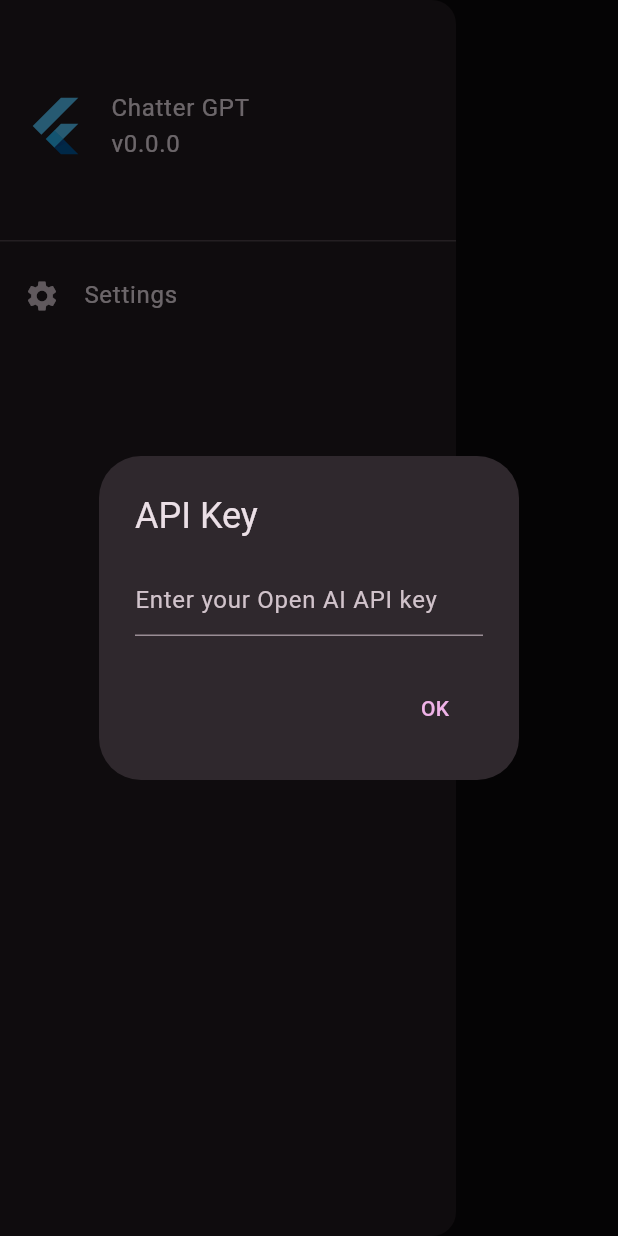
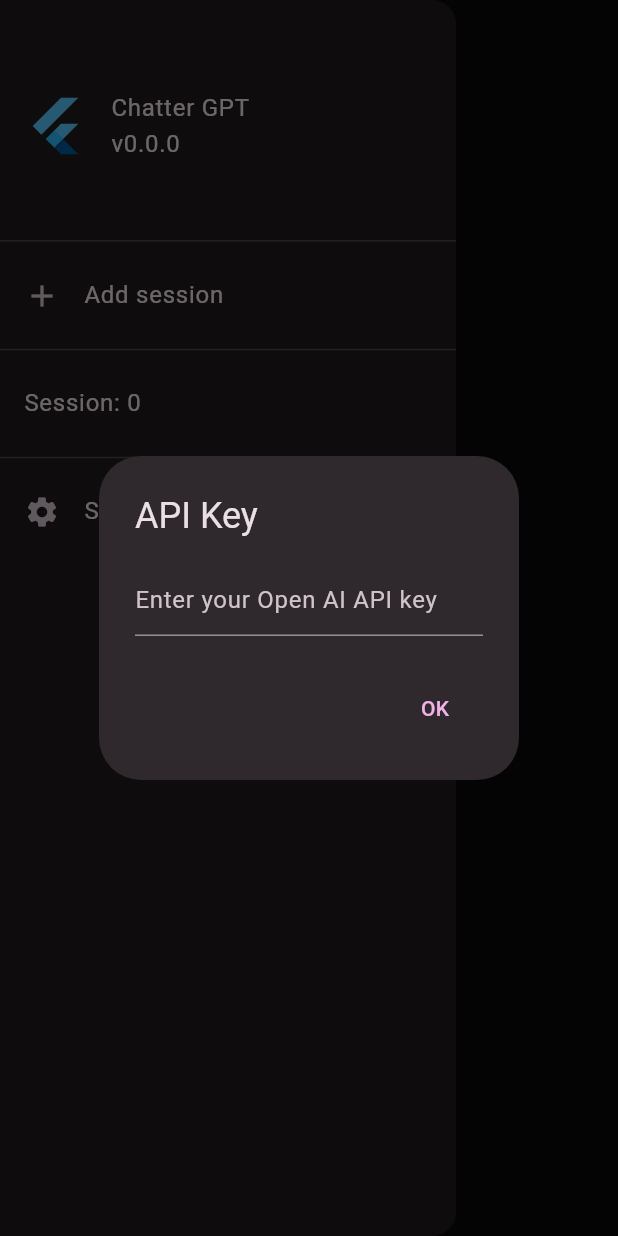
Before and after one commit to riku1227/chatter-gpt, a Flutter app: the screen it shows after launch, with the side drawer open, on a phone screen of 412 x 824 dp. Run offline on Flutter 3.47's test engine with Material 2 defaults, Android fonts, the phone set to English and light mode, and no system bars; our stand-ins replace flutter_riverpod, freezed_annotation, shared_preferences; missing offline and left inert: cryptography, dart_openai, markdown_widget.

Commit message:
feat: support multiple chat sessions

```diff
--- a/lib/components/drawer_list.dart
+++ b/lib/components/drawer_list.dart
@@ -1,5 +1,8 @@
 import 'package:chatter_gpt/l10n/l10n.dart';
+import 'package:chatter_gpt/model/chat_memory_model.dart';
+import 'package:chatter_gpt/page/main_page.dart';
 import 'package:chatter_gpt/page/settings_page.dart';
+import 'package:chatter_gpt/provider/chat_memory_list_provider.dart';
 import 'package:flutter/material.dart';
 import 'package:flutter_riverpod/flutter_riverpod.dart';
 
@@ -13,6 +16,9 @@
   @override
   Widget build(BuildContext context, WidgetRef ref) {
     final l10n = L10n.of(context)!;
+    final chatMemoryListNotifier =
+        ref.watch(chatMemoryListNotiferProvider.notifier);
+    final chatMemoryListProvider = ref.watch(chatMemoryListNotiferProvider);
 
     return ListView(
       children: [
@@ -38,7 +44,62 @@
                   ],
                 ),
               )
-            : const Divider(),
+            : const SizedBox(),
+
+        ListTile(
+          leading: const Icon(Icons.add),
+          title: Text(l10n.drawer_tile_add_chat_session),
+          onTap: () {
+            chatMemoryListNotifier.addChatMemory(ChatMemoryModelNotifer());
+          },
+        ),
+
+        const Divider(),
+
+        ListView.builder(
+          shrinkWrap: true,
+          itemCount: chatMemoryListProvider.length,
+          itemBuilder: (context, index) {
+            return ListTile(
+              title: Text("Session: $index"),
+              onTap: () {
+                ref.read(currentMemoryIndexProvider.notifier).state = index;
+              },
+              onLongPress: () {
+                showDialog(
+                    context: context,
+                    builder: (context) {
+                      return AlertDialog(
+                        title: Text(l10n.dialog_delete_chat_session_title),
+                        content: Text(l10n.dialog_delete_chat_session_message(
+                            "Session: $index")),
+                        actions: [
+                          TextButton(
+                            child: Text(l10n.message_cancel),
+                            onPressed: () {
+                              Navigator.pop(context);
+                            },
+                          ),
+                          TextButton(
+                            child: Text(l10n.dialog_delete_chat_session_ok),
+                            onPressed: () {
+                              chatMemoryListNotifier
+                                  .removeChatMemoryAtIndex(index);
+                              ref
+                                  .read(currentMemoryIndexProvider.notifier)
+                                  .state = 0;
+                              Navigator.pop(context);
+                            },
+                          ),
+                        ],
+                      );
+                    });
+              },
+            );
+          },
+        ),
+
+        const Divider(),
 
         /// 設定ページ
         ListTile(
--- a/lib/l10n/app_en.arb
+++ b/lib/l10n/app_en.arb
@@ -6,10 +6,15 @@
     "settings_title": "Settings",
     "settings_change_api_key": "Change API key",
     "drawer_tile_settings": "Settings",
+    "drawer_tile_add_chat_session": "Add session",
     "dialog_api_key_title": "API Key",
     "dialog_api_key_textfield": "Enter your Open AI API key",
     "dialog_api_key_textfield_error": "The entered value is not an API key",
+    "dialog_delete_chat_session_title": "Delete session",
+    "dialog_delete_chat_session_message": "Do you want to delete {session}?",
+    "dialog_delete_chat_session_ok": "Delete",
     "main_chat_send": "Send chat",
     "error_message": "An error has occurred",
-    "loading_message": "Loading..."
+    "loading_message": "Loading...",
+    "message_cancel": "キャンセル"
 }
--- a/lib/l10n/app_ja.arb
+++ b/lib/l10n/app_ja.arb
@@ -6,9 +6,14 @@
     "settings_title": "設定",
     "settings_change_api_key": "APIキーを変更する",
     "drawer_tile_settings": "設定",
+    "drawer_tile_add_chat_session": "セッションを追加",
     "dialog_api_key_title": "APIキー",
     "dialog_api_key_textfield": "Open AIのAPIキーを入力してください",
     "dialog_api_key_textfield_error": "入力された値はAPIキーではありません",
+    "dialog_delete_chat_session_title": "セッションを削除",
+    "dialog_delete_chat_session_message": "{session} を削除しますか？",
+    "dialog_delete_chat_session_ok": "削除する",
     "error_message": "エラーが発生しました",
-    "loading_message": "読み込み中..."
+    "loading_message": "読み込み中...",
+    "message_cancel": "キャンセル"
 }
--- a/lib/l10n/l10n.dart
+++ b/lib/l10n/l10n.dart
@@ -123,6 +123,12 @@
   /// **'Settings'**
   String get drawer_tile_settings;
 
+  /// No description provided for @drawer_tile_add_chat_session.
+  ///
+  /// In en, this message translates to:
+  /// **'Add session'**
+  String get drawer_tile_add_chat_session;
+
   /// No description provided for @dialog_api_key_title.
   ///
   /// In en, this message translates to:
@@ -141,6 +147,24 @@
   /// **'The entered value is not an API key'**
   String get dialog_api_key_textfield_error;
 
+  /// No description provided for @dialog_delete_chat_session_title.
+  ///
+  /// In en, this message translates to:
+  /// **'Delete session'**
+  String get dialog_delete_chat_session_title;
+
+  /// No description provided for @dialog_delete_chat_session_message.
+  ///
+  /// In en, this message translates to:
+  /// **'Do you want to delete {session}?'**
+  String dialog_delete_chat_session_message(Object session);
+
+  /// No description provided for @dialog_delete_chat_session_ok.
+  ///
+  /// In en, this message translates to:
+  /// **'Delete'**
+  String get dialog_delete_chat_session_ok;
+
   /// No description provided for @main_chat_send.
   ///
   /// In en, this message translates to:
@@ -158,6 +182,12 @@
   /// In en, this message translates to:
   /// **'Loading...'**
   String get loading_message;
+
+  /// No description provided for @message_cancel.
+  ///
+  /// In en, this message translates to:
+  /// **'キャンセル'**
+  String get message_cancel;
 }
 
 class _L10nDelegate extends LocalizationsDelegate<L10n> {
--- a/lib/l10n/l10n_en.dart
+++ b/lib/l10n/l10n_en.dart
@@ -20,6 +20,9 @@
   String get drawer_tile_settings => 'Settings';
 
   @override
+  String get drawer_tile_add_chat_session => 'Add session';
+
+  @override
   String get dialog_api_key_title => 'API Key';
 
   @override
@@ -29,6 +32,17 @@
   String get dialog_api_key_textfield_error => 'The entered value is not an API key';
 
   @override
+  String get dialog_delete_chat_session_title => 'Delete session';
+
+  @override
+  String dialog_delete_chat_session_message(Object session) {
+    return 'Do you want to delete $session?';
+  }
+
+  @override
+  String get dialog_delete_chat_session_ok => 'Delete';
+
+  @override
   String get main_chat_send => 'Send chat';
 
   @override
@@ -36,4 +50,7 @@
 
   @override
   String get loading_message => 'Loading...';
+
+  @override
+  String get message_cancel => 'キャンセル';
 }
--- a/lib/l10n/l10n_ja.dart
+++ b/lib/l10n/l10n_ja.dart
@@ -20,6 +20,9 @@
   String get drawer_tile_settings => '設定';
 
   @override
+  String get drawer_tile_add_chat_session => 'セッションを追加';
+
+  @override
   String get dialog_api_key_title => 'APIキー';
 
   @override
@@ -29,6 +32,17 @@
   String get dialog_api_key_textfield_error => '入力された値はAPIキーではありません';
 
   @override
+  String get dialog_delete_chat_session_title => 'セッションを削除';
+
+  @override
+  String dialog_delete_chat_session_message(Object session) {
+    return '$session を削除しますか？';
+  }
+
+  @override
+  String get dialog_delete_chat_session_ok => '削除する';
+
+  @override
   String get main_chat_send => 'チャットを送信する';
 
   @override
@@ -36,4 +50,7 @@
 
   @override
   String get loading_message => '読み込み中...';
+
+  @override
+  String get message_cancel => 'キャンセル';
 }
--- a/lib/page/main_page.dart
+++ b/lib/page/main_page.dart
@@ -1,11 +1,14 @@
 import 'package:chatter_gpt/components/chat_screen.dart';
 import 'package:chatter_gpt/components/drawer_list.dart';
+import 'package:chatter_gpt/provider/chat_memory_list_provider.dart';
 import 'package:flutter/material.dart';
 import 'package:flutter_riverpod/flutter_riverpod.dart';
 
 import '../components/dialog/api_key_input_dialog.dart';
 
 import '../provider/settings_provider.dart';
+
+final currentMemoryIndexProvider = StateProvider<int>((ref) => 0);
 
 class MyHomePage extends ConsumerWidget with WidgetsBindingObserver {
   MyHomePage({Key? key}) : super(key: key);
@@ -42,6 +45,10 @@
 
   @override
   Widget build(BuildContext context, WidgetRef ref) {
+    final chatMemoryListNotifier =
+        ref.watch(chatMemoryListNotiferProvider.notifier);
+    final currentMemoryIndex = ref.watch(currentMemoryIndexProvider);
+
     return LayoutBuilder(
       builder: (context, constraints) {
         // 画面幅によって表示するウィジェットを変更するため、リストを作成する。
@@ -67,7 +74,10 @@
                 children: [
                   ...rowChildList,
                   Expanded(
-                    child: ChatScreen(),
+                    child: ChatScreen(
+                      chatMemoryProvider: chatMemoryListNotifier
+                          .getChatMemoryAtIndex(currentMemoryIndex),
+                    ),
                   ),
                 ],
               );
```
Also changed, not shown: lib/components/chat_screen.dart (+4 -6 lines), lib/provider/chat_memory_list_provider.dart (added, +51 -0 lines).
